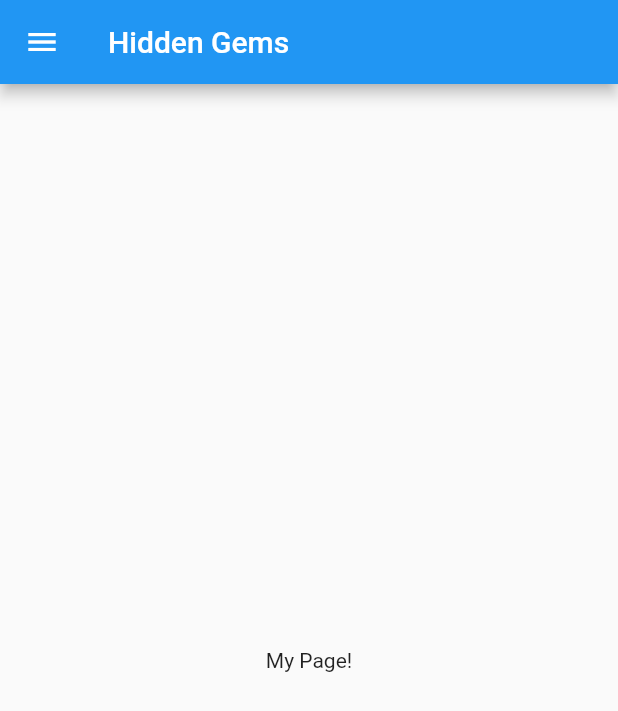
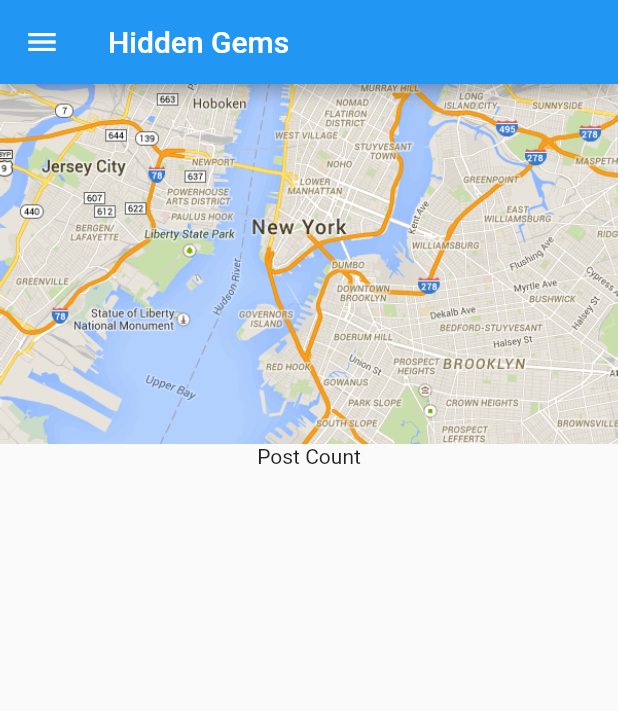
Before and after one commit to asmith790/hidden_gems, a Flutter app: the screen it shows after launch, in the side drawer, after a tap on "List View", on a phone screen of 412 x 824 dp. Shown: the top 711 px of the screen. Run offline on Flutter 3.47's test engine with Material 2 defaults, Android fonts, the phone set to English and light mode, and no system bars; our stand-ins replace cloud_firestore, firebase_auth, google_maps_flutter, google_sign_in; accounts and stored records are empty.

Commit message:
Reseting everything

```diff
--- /dev/null
+++ b/lib/listview.dart
@@ -0,0 +1,33 @@
+import 'package:flutter/material.dart';
+import 'navBar.dart';
+
+class ListV extends StatelessWidget {
+  @override
+  Widget build(BuildContext context) {
+    return new Scaffold(
+      appBar: AppBar(title: Text('Hidden Gems')),
+      body: Column(
+        children: <Widget>[
+          IntrinsicHeight(
+            child: Row(
+              mainAxisAlignment: MainAxisAlignment.start,
+              children: <Widget>[
+                Image.asset(
+                  'assets/map.png', width: MediaQuery.of(context).size.width, height: 240,
+                ),  //To be replaced with google map/photo of gem
+              ],
+            ),
+          ),
+
+          Row(
+            mainAxisAlignment: MainAxisAlignment.center,
+            children: <Widget>[
+              Text('Post Count'),
+            ],
+          )
+        ],
+      ),
+      drawer: MyDrawer(),
+    );
+  }
+}
--- a/lib/main.dart
+++ b/lib/main.dart
@@ -1,5 +1,6 @@
 // https://flutter.io/docs/cookbook/design/drawer
 import 'package:flutter/material.dart';
+
 import 'package:google_sign_in/google_sign_in.dart';
 import 'package:firebase_auth/firebase_auth.dart';
 import 'package:cloud_firestore/cloud_firestore.dart';
--- a/lib/navBar.dart
+++ b/lib/navBar.dart
@@ -2,6 +2,8 @@ import 'package:flutter/material.dart';
 import 'profile.dart';
 import 'post.dart';
 import 'main.dart';
+import 'mapview.dart';
+import 'listview.dart';
 
 class MyDrawer extends StatelessWidget {
   @override
@@ -29,7 +31,11 @@ class MyDrawer extends StatelessWidget {
               // Update the state of the app
               // ...
               // Then close the drawer
-                Navigator.pop(context);
+              Navigator.push(
+                context,
+                new MaterialPageRoute(builder: (context) => new ListV()),
+              );
+              //Navigator.pop(context);
             },
           ),
           ListTile(
@@ -38,7 +44,11 @@ class MyDrawer extends StatelessWidget {
               // Update the state of the app
               // ...
               // Then close the drawer
-                Navigator.pop(context);
+              Navigator.push(
+                context,
+                new MaterialPageRoute(builder: (context) => new MapsDemo()),
+              );
+              //Navigator.pop(context);
             },
           ),
           ListTile(
@@ -46,7 +56,7 @@ class MyDrawer extends StatelessWidget {
             onTap: () {
               Navigator.push(
                 context,
-                  new MaterialPageRoute(builder: (context) => new Post()),
+                new MaterialPageRoute(builder: (context) => new CustomForm()),
               );
               //Navigator.pop(context);
             },
```
Also changed, not shown: lib/mapview.dart (added, +51 -0 lines), lib/post.dart (+75 -23 lines), 1 other file. Lines whose indentation alone changed are shown as unchanged.
